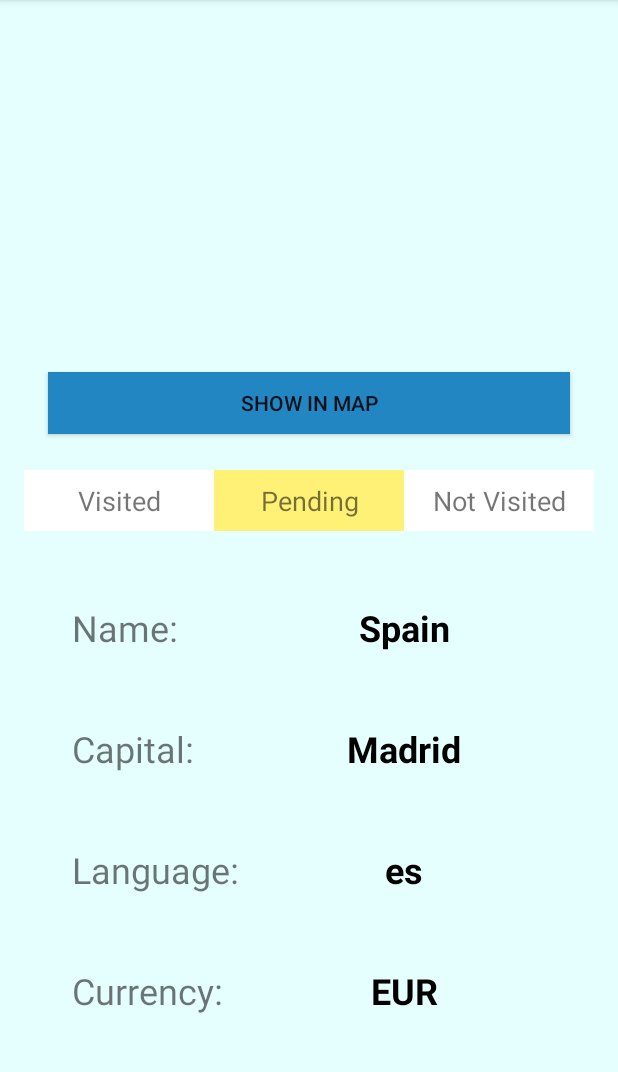
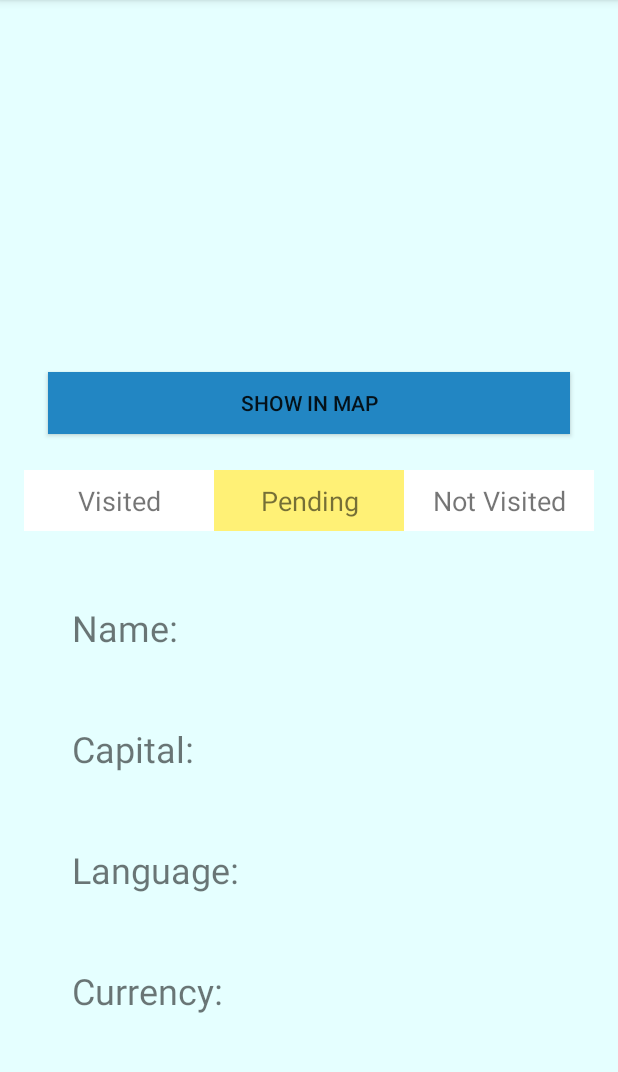
Before and after one commit to AJ-rodgar/TravelersApp, an Android app: the DetailsFragment screen opened directly, with no data from a screen before it, on a phone screen of 412 x 824 dp, the part 84-1156 px from its top. Run offline under Robolectric (Android 15) with nearby library versions, the phone set to English and light mode, and no system bars; our stand-ins replace Room's generated code, Volley; network calls fail; 9 statements that could not run were skipped.

Commit message:
Aplicación Funcional

```diff
--- a/app/src/main/AndroidManifest.xml
+++ b/app/src/main/AndroidManifest.xml
@@ -14,7 +14,7 @@
         android:allowBackup="true"
         android:icon="@mipmap/ic_launcher"
         android:label="@string/app_name"
-        android:roundIcon="@mipmap/ic_launcher_round"
+        android:roundIcon="@drawable/logo"
         android:supportsRtl="true"
         android:theme="@style/AppTheme">
 
--- a/app/src/main/java/rodriguezgarcia/antoniojesus/travelersapp/activities/MainActivity.java
+++ b/app/src/main/java/rodriguezgarcia/antoniojesus/travelersapp/activities/MainActivity.java
@@ -27,7 +27,7 @@ public class MainActivity extends AppCompatActivity implements ListFragment.OnCo
     public void onChange(Country country) {
 
         if (detailsFragment == null) {
-            Intent intent = new Intent(this, DetailsFragment.class);
+            Intent intent = new Intent(this, DetailsActivity.class);
             intent.putExtra("country", country);
             startActivity(intent);
         } else {
--- a/app/src/main/java/rodriguezgarcia/antoniojesus/travelersapp/fragments/ListFragment.java
+++ b/app/src/main/java/rodriguezgarcia/antoniojesus/travelersapp/fragments/ListFragment.java
@@ -71,9 +71,7 @@ public class ListFragment extends Fragment {
             adapter = new CountryAdapter(context, countries, new CountryAdapter.OnItemClickListener() {
                 @Override
                 public void onItemClick(Country country, int position) {
-                    Intent intent = new Intent(context, DetailsActivity.class);
-                    intent.putExtra("country", country);
-                    startActivity(intent);
+                    callback.onChange(country);
                 }
             });
 
--- a/app/src/main/res/layout/fragment_details.xml
+++ b/app/src/main/res/layout/fragment_details.xml
@@ -89,7 +89,6 @@
             android:layout_marginStart="16dp"
             android:layout_marginEnd="48dp"
             android:gravity="center"
-            android:text="Madrid"
             android:textColor="@color/common_google_signin_btn_text_dark_focused"
             android:textSize="24sp"
             android:textStyle="bold"
@@ -115,7 +114,6 @@
             android:layout_marginStart="16dp"
             android:layout_marginEnd="48dp"
             android:gravity="center"
-            android:text="EUR"
             android:textColor="@color/common_google_signin_btn_text_dark_focused"
             android:textSize="24sp"
             android:textStyle="bold"
@@ -154,7 +152,6 @@
             android:layout_marginStart="16dp"
             android:layout_marginEnd="48dp"
             android:gravity="center"
-            android:text="es"
             android:textColor="@color/common_google_signin_btn_text_dark_focused"
             android:textSize="24sp"
             android:textStyle="bold"
@@ -169,7 +166,6 @@
             android:layout_marginStart="16dp"
             android:layout_marginEnd="48dp"
             android:gravity="center"
-            android:text="Spain"
             android:textColor="@color/common_google_signin_btn_text_dark_focused"
             android:textSize="24sp"
             android:textStyle="bold"
```
